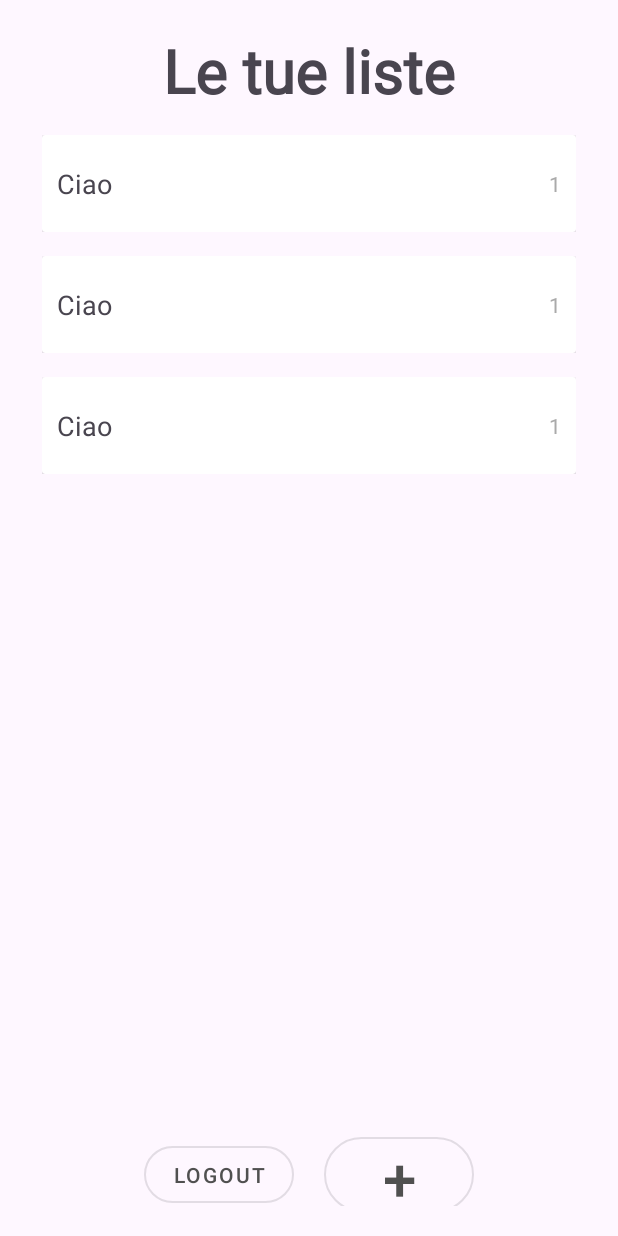
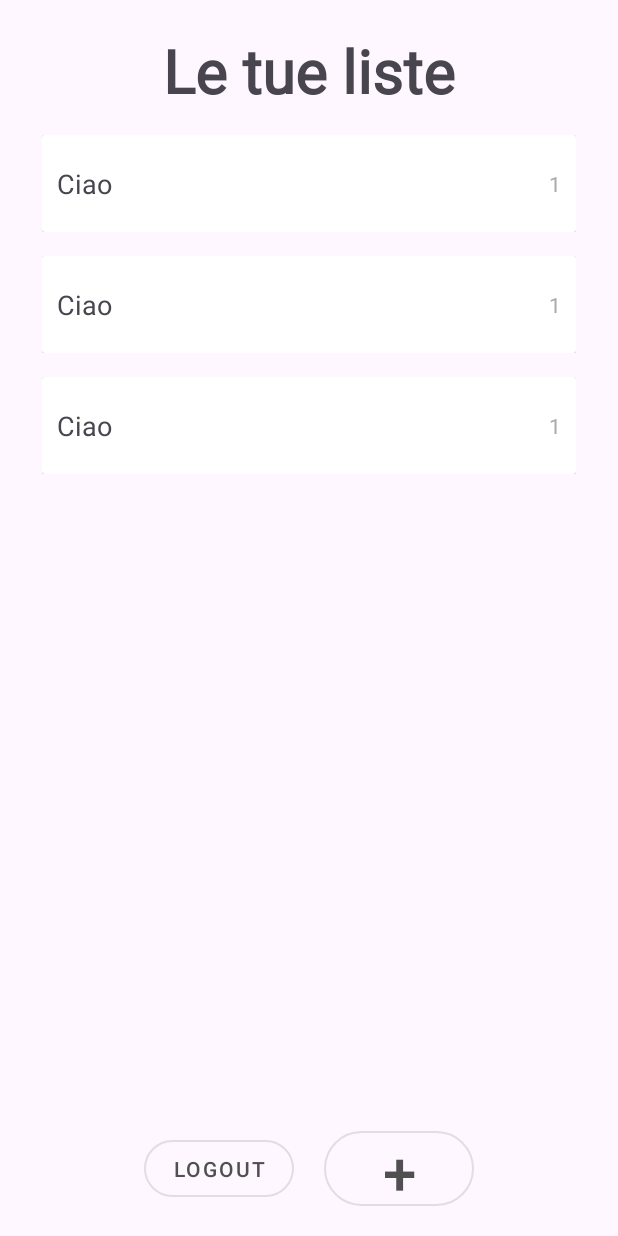
Before and after one commit to Kevinstamenkovski/QuickList, an Android app: the HomeActivity screen opened directly, with no data from a screen before it, on a phone screen of 412 x 824 dp. Run offline under Robolectric (Android 15) with nearby library versions, the phone set to English and light mode, and no system bars.

Commit message:
small changes

```diff
--- a/app/src/main/res/layout/activity_home.xml
+++ b/app/src/main/res/layout/activity_home.xml
@@ -38,7 +38,6 @@
             style="@style/Widget.MaterialComponents.Button.OutlinedButton"
 
             android:id="@+id/logoutBtn"
-            android:layout_marginTop="8dp"
             android:layout_marginRight="10dp"
             android:layout_width="100dp"
             android:layout_height="50dp"
@@ -55,7 +54,6 @@
             android:layout_height="50dp"
             android:padding="0dp"
             android:layout_gravity="center"
-            android:layout_marginTop="8dp"
             android:layout_marginLeft="10dp"
             android:insetTop="0dp"
             android:insetBottom="0dp"
```
